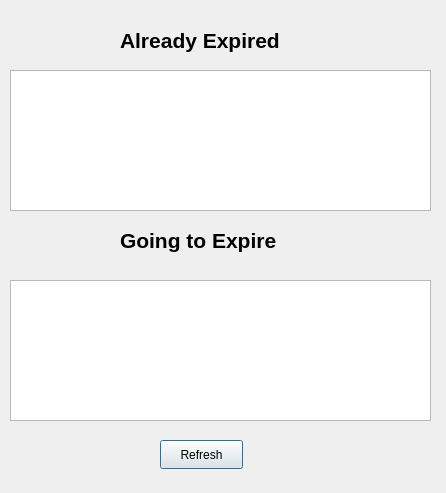
First picture: the form in detailaleart.ui, repository sahariajf/ExpiryGuard, before the edit.
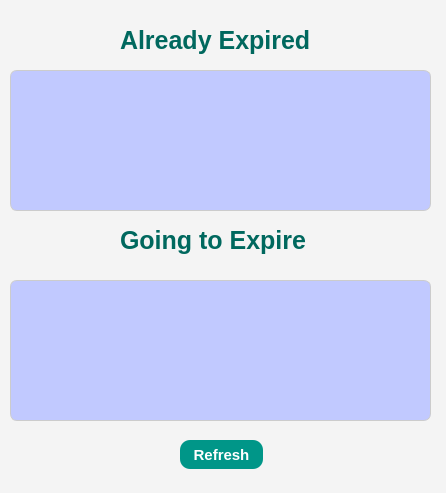
Second picture: the form after the edit.

Commit message: updated ui with css style sheet

```diff
--- a/detailaleart.ui
+++ b/detailaleart.ui
@@ -16,6 +16,69 @@
   <property name="windowTitle">
    <string>Detail Aleart</string>
   </property>
+  <property name="styleSheet">
+   <string notr="true">QWidget {
+    background-color: #f4f4f4; 
+    color: #333; 
+}
+
+
+QMainWindow {
+    background-color: #ffffff;
+}
+
+
+QHeaderView {
+    background-color: #009688; 
+    color: #ffffff; 
+}
+
+
+QPushButton {
+    background-color: #009688; 
+    color: #ffffff; 
+    border: none; 
+    border-radius: 10px; 
+    padding: 5px; 
+    font-size: 15px; 
+}
+
+QPushButton:hover {
+    background-color: #00796b; 
+}
+
+QLabel{
+ 	color:rgb(0, 104, 94);
+	font-size:25px;
+}
+
+QListView {
+    background-color:rgb(193, 201, 255); 
+    border: 1px solid #ccc; 
+    border-radius: 7px;	
+ font-size: 16px;                /* Font size */
+    color: #333333; 
+}
+
+
+QScrollBar:vertical {
+    border: 1px solid #ccc; 
+    background: #f4f4f4;
+    width: 12px; 
+}
+
+QScrollBar::handle:vertical {
+    background: #009688; 
+    min-height: 20px;
+}
+
+QScrollBar::add-line:vertical, 
+QScrollBar::sub-line:vertical {
+    background: none; 
+}
+
+</string>
+  </property>
   <widget class="QListView" name="ExpiredView">
    <property name="geometry">
     <rect>
@@ -25,6 +88,12 @@
      <height>141</height>
     </rect>
    </property>
+   <property name="font">
+    <font>
+     <pointsize>-1</pointsize>
+     <bold>true</bold>
+    </font>
+   </property>
    <property name="styleSheet">
     <string notr="true">QListView {
     text-align: center;  
@@ -43,6 +112,12 @@
      <height>141</height>
     </rect>
    </property>
+   <property name="font">
+    <font>
+     <pointsize>-1</pointsize>
+     <bold>true</bold>
+    </font>
+   </property>
    <property name="styleSheet">
     <string notr="true">QListView {
     text-align: center;  
@@ -69,7 +144,7 @@
    </property>
    <property name="font">
     <font>
-     <pointsize>16</pointsize>
+     <pointsize>-1</pointsize>
      <bold>true</bold>
     </font>
    </property>
@@ -88,7 +163,7 @@
    </property>
    <property name="font">
     <font>
-     <pointsize>16</pointsize>
+     <pointsize>-1</pointsize>
      <bold>true</bold>
     </font>
    </property>
@@ -99,12 +174,18 @@
   <widget class="QPushButton" name="pushButton">
    <property name="geometry">
     <rect>
-     <x>160</x>
+     <x>180</x>
      <y>440</y>
      <width>83</width>
      <height>29</height>
     </rect>
    </property>
+   <property name="font">
+    <font>
+     <pointsize>-1</pointsize>
+     <bold>true</bold>
+    </font>
+   </property>
    <property name="text">
     <string>Refresh</string>
    </property>
```
The commit also changes 8 other files.
